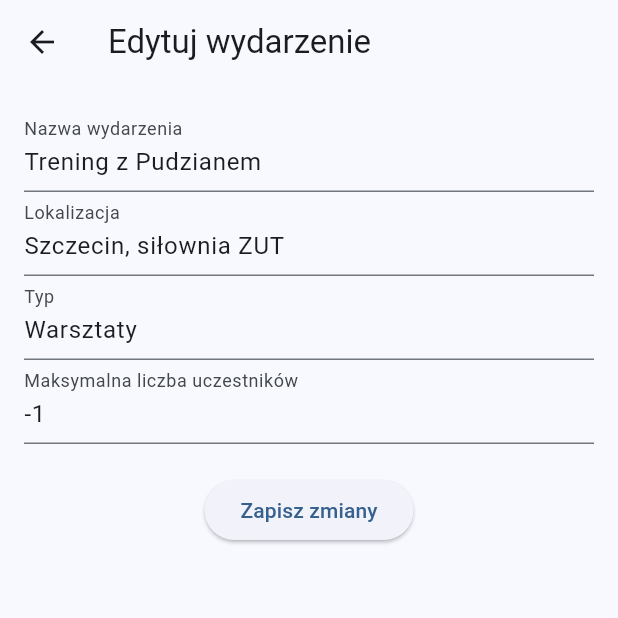
After one commit to JaKosinski/IPZ_2024_2025, a Flutter app: the EventPage screen opened directly with sample values from the repository, after a tap on "Edytuj wydarzenie", on a phone screen of 412 x 824 dp, the top half of it. The commit adds this screen. Run offline on Flutter 3.47's test engine with Material 3 defaults, Android fonts, the phone set to English and light mode, and no system bars; our stand-ins replace image_picker; missing offline and left inert: mysql1.

Commit message:
Dodana edycja wydarzenia

```diff
--- a/aplikacja/lib/main.dart
+++ b/aplikacja/lib/main.dart
@@ -2,7 +2,7 @@ import 'package:flutter/material.dart';
 import 'pages/sign_in.dart';
 import 'models/event.dart';
 
-final List<Event> testEvents = [
+List<Event> testEvents = [
   Event(
     id: "0",
     name: "Trening z Pudzianem",
--- /dev/null
+++ b/aplikacja/lib/pages/edit_event_page.dart
@@ -0,0 +1,81 @@
+import 'package:flutter/material.dart';
+import '../models/event.dart';
+import '../styles/gradients.dart';
+
+class EditEventPage extends StatelessWidget {
+  final Event event;
+  final Function(Event) onSave;
+
+  const EditEventPage({Key? key, required this.event,required this.onSave}) : super(key: key);
+
+  @override
+  Widget build(BuildContext context) {
+    final TextEditingController nameController = TextEditingController(text: event.name);
+    final TextEditingController locationController = TextEditingController(text: event.location);
+    final TextEditingController typeController = TextEditingController(text: event.type);
+     final TextEditingController maxParticipantsController =
+        TextEditingController(text: event.maxParticipants.toString());
+
+    return Scaffold(
+      appBar: AppBar(title: const Text('Edytuj wydarzenie')),
+      body: Padding(
+        padding: const EdgeInsets.all(16.0),
+        child: Column(
+          children: [
+            TextField(
+              controller: nameController,
+              decoration: const InputDecoration(labelText: 'Nazwa wydarzenia'),
+            ),
+            TextField(
+              controller: locationController,
+              decoration: const InputDecoration(labelText: 'Lokalizacja'),
+            ),
+            TextField(
+              controller: typeController,
+              decoration: const InputDecoration(labelText: 'Typ'),
+            ),
+            TextField(
+                controller: maxParticipantsController,
+                keyboardType: TextInputType.number,
+                decoration: const InputDecoration(labelText: 'Maksymalna liczba uczestników'),
+              ),
+            const SizedBox(height: 20),
+            ElevatedButton(
+              onPressed: () {
+                // zapis danych
+                _saveChanges(
+                  context,
+                  nameController.text,
+                  locationController.text,
+                  typeController.text,
+                  int.tryParse(maxParticipantsController.text) ?? -1,
+                  );
+              },
+              child: const Text('Zapisz zmiany'),
+            ),
+          ],
+        ),
+      ),
+    );
+  }
+
+  void _saveChanges(BuildContext context, String name, String location, String type, int maxParticipants) {
+    //TODO: połączenie się z bazą danych
+
+    final updatedEvent = Event(
+      id: event.id, //id pozostaje bez zmian
+      name: name,
+      location: location,
+      type: type,
+      startDate: event.startDate, //TODO: zmiana daty
+      maxParticipants: maxParticipants,
+      registeredParticipants: event.registeredParticipants,
+      imagePath: event.imagePath, //?TODO: zmiana obrazu?
+      //nazwa organizatora
+    );
+
+    onSave(updatedEvent);
+
+    Navigator.pop(context); // Powrót do poprzedniej strony po zapisaniu
+  }
+}
--- a/aplikacja/lib/pages/event_page.dart
+++ b/aplikacja/lib/pages/event_page.dart
@@ -1,13 +1,35 @@
 import 'package:flutter/material.dart';
 import '../models/event.dart';
 import '../styles/gradients.dart';
+import '../pages/edit_event_page.dart';
 
 // to kiedyś trzeba będzie zmienić na stateful być może jak będziemy chcieli robić dołączanie już
 // ja chcę zrobić już wygląd, później nie będzie dużo zmian
-class EventPage extends StatelessWidget {
+class EventPage extends StatefulWidget {
   final Event event;
+  //final Function(Event) onDelete; // Callback do usuwania wydarzenia
+  final Function(Event) onUpdate;
 
-  const EventPage({Key? key, required this.event}) : super(key: key);
+  const EventPage({Key? key, required this.event,required this.onUpdate}) : super(key: key);
+
+  @override
+  _EventPageState createState() => _EventPageState();
+}
+
+class _EventPageState extends State<EventPage>{
+  late Event _currentEvent; //aktualne wydarzenie
+
+  @override
+  void initState()
+  {
+    super.initState();
+    _currentEvent = widget.event; //inicjuje stan z początkowego wydarzenia
+  }
+
+  void _updateEvent(Event updatedEvent)
+  {
+    setState(() {_currentEvent = updatedEvent;});
+  }
 
   @override
   Widget build(BuildContext context) {
@@ -21,7 +43,7 @@ class EventPage extends StatelessWidget {
           Stack(
             children: [
               Image.asset(
-                event.imagePath,
+                _currentEvent.imagePath,
                 height: photoHeight,
                 width: double.infinity,
                 fit: BoxFit.cover,
@@ -38,7 +60,7 @@ class EventPage extends StatelessWidget {
                 bottom: 16,
                 left: 16,
                 child: Text(
-                  event.name,
+                  _currentEvent.name,
                   textAlign: TextAlign.center,
                   style: const TextStyle(
                     color: Colors.white,
@@ -52,15 +74,33 @@ class EventPage extends StatelessWidget {
           Padding(
             padding: const EdgeInsets.all(16),
             child: Text(
-              '${event.location}  |  ${event.type}',
+              '${_currentEvent.location}  |  ${_currentEvent.type}',
               style: const TextStyle(
                 fontSize: 20,
                 color: Colors.white,
               ),
             ),
           ),
+          Padding(
+            padding: const EdgeInsets.symmetric(horizontal: 16),
+            child: ElevatedButton(
+              onPressed: () => _navigateToEditPage(context),
+              child: const Text ('Edytuj wydarzenie')
+              )
+          )
         ],
       ),
     );
   }
+
+  void _navigateToEditPage(BuildContext context)
+  {
+    Navigator.push(
+      context,
+      MaterialPageRoute(
+        builder: (context) => EditEventPage(event: _currentEvent, onSave: (updatedEvent) {_updateEvent(updatedEvent);
+        widget.onUpdate(updatedEvent);}), // Przekierowanie na stronę edycji
+      ),
+    );
+  }
 }
--- a/aplikacja/lib/pages/filtered_page.dart
+++ b/aplikacja/lib/pages/filtered_page.dart
@@ -4,8 +4,9 @@ import '../widgets/event_card.dart';
 
 class FilteredPage extends StatelessWidget {
   final List<Event> filteredEvents;
+  final Function(Event) onUpdate; // funkcja do aktualizacji wydarzeń
 
-  const FilteredPage({Key? key, required this.filteredEvents}) : super(key: key);
+  const FilteredPage({Key? key, required this.filteredEvents,required this.onUpdate}) : super(key: key);
 
   @override
   Widget build(BuildContext context) {
@@ -24,7 +25,7 @@ class FilteredPage extends StatelessWidget {
         scrollDirection: Axis.vertical,
         itemCount: filteredEvents.length,
         itemBuilder: (context, index) {
-          return EventCard(event: filteredEvents[index]);
+          return EventCard(event: filteredEvents[index], onUpdate: onUpdate,);
         },
       ),
     );
--- a/aplikacja/lib/widgets/event_card.dart
+++ b/aplikacja/lib/widgets/event_card.dart
@@ -6,9 +6,10 @@ import '../utils/tools.dart';
 class EventCard extends StatelessWidget {
   final Event event;
   final int dateDiffrence;
+  final Function(Event) onUpdate; //metoda do aktualizacji strony
 
   EventCard({
-    super.key, required this.event
+    super.key, required this.event, required this.onUpdate,
   }) : dateDiffrence = -DateTime.now()
           .difference(DateTime(event.startDate.year, event.startDate.month, event.startDate.day))
           .inDays;
@@ -20,7 +21,7 @@ class EventCard extends StatelessWidget {
         Navigator.push(
           context,
           MaterialPageRoute(
-              builder: (context) => EventPage(event: event)
+              builder: (context) => EventPage(event: event,onUpdate: onUpdate,)
           ),
         );
       },
```
Also changed, not shown: aplikacja/lib/pages/home_page.dart (+31 -2 lines).
